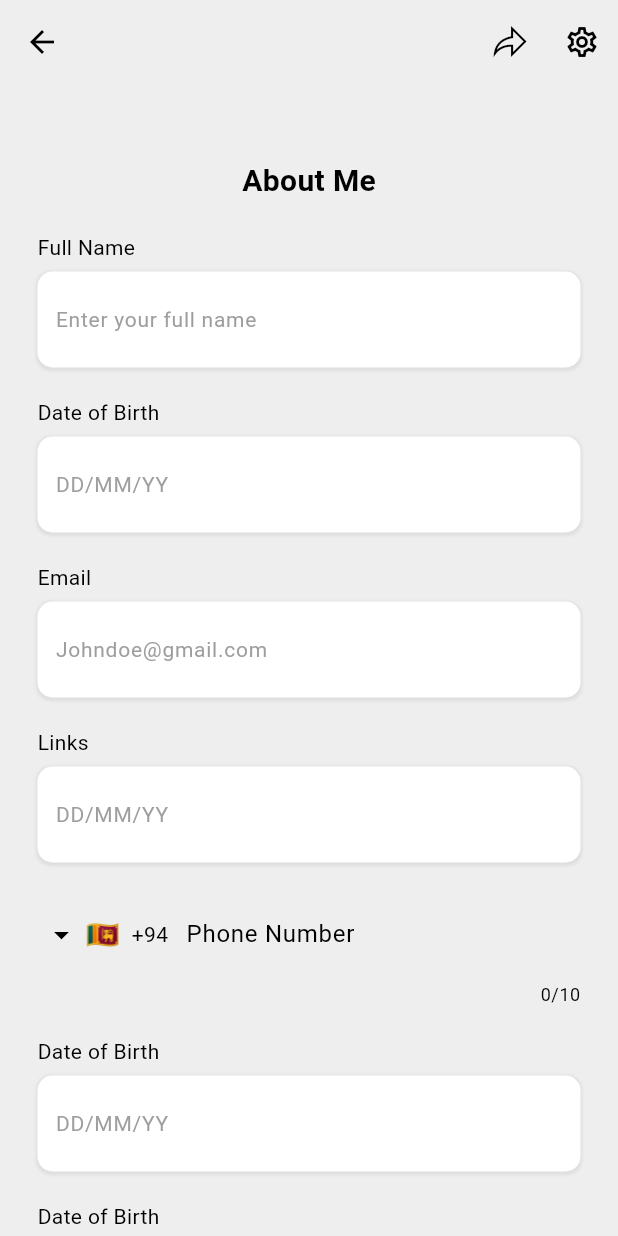
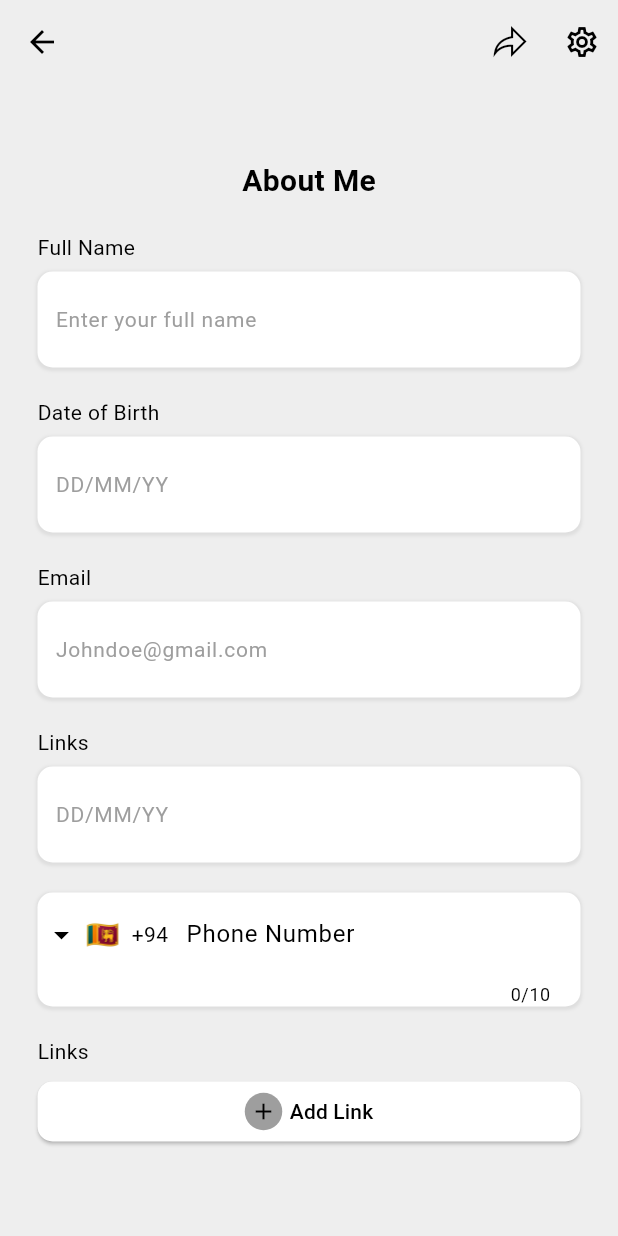
Before and after one commit to Pixel-Pilots-UCSC/talento-flutter, a Flutter app: the AboutMe screen opened directly, on a phone screen of 412 x 824 dp. Run offline on Flutter 3.47's test engine with Material 3 defaults, Android fonts, the phone set to English and light mode, and no system bars; drawn by our look-alikes of intl_phone_field; our stand-ins replace dio; network calls fail.

Commit message:
about me page completed

```diff
--- a/lib/views/aboutme.dart
+++ b/lib/views/aboutme.dart
@@ -34,41 +34,56 @@ class AboutMe extends StatelessWidget {
           )
         ],
       ),
-      body: const SingleChildScrollView(
+      body: SingleChildScrollView(
         child: Center(
           child: Column(
             children: <Widget>[
-              SizedBox(height: 50),
-              Text(
+              const SizedBox(height: 50),
+              const Text(
                 'About Me',
                 style: TextStyle(
                   fontSize: 20,
                   fontWeight: FontWeight.bold,
                 ),
               ),
-              SizedBox(height: 20),
-              custom.FormField(
+              const SizedBox(height: 20),
+              const custom.FormField(
                 title: 'Full Name',
                 hintText: 'Enter your full name',
               ),
-              SizedBox(height: 20),
-              custom.FormField(
+              const SizedBox(height: 20),
+              const custom.FormField(
                 title: 'Date of Birth',
                 hintText: 'DD/MM/YY',
               ),
-              SizedBox(height: 20),
-              custom.FormField(
+              const SizedBox(height: 20),
+              const custom.FormField(
                 title: 'Email',
                 hintText: 'Johndoe@gmail.com',
               ),
-              SizedBox(height: 20),
-              custom.FormField(
+              const SizedBox(height: 20),
+              const custom.FormField(
                 title: 'Links',
                 hintText: 'DD/MM/YY',
               ),
-              SizedBox(height: 20),
+              const SizedBox(height: 20),
               Padding(
-                padding: EdgeInsets.symmetric(horizontal: 25),
+                padding: const EdgeInsets.symmetric(horizontal: 25),
+                child: Container(
+                  decoration: BoxDecoration(
+                    borderRadius: BorderRadius.circular(10),
+                    color: Colors.white,
+                    boxShadow: [
+                      BoxShadow(
+                        color: Colors.grey.withOpacity(0.2),
+                        spreadRadius: 1,
+                        blurRadius: 1,
+                        offset: const Offset(0, 1),
+                      ),
+                    ],
+                  ),
+                  child: const Padding(
+                    padding: EdgeInsets.only(right: 20),
                     child: IntlPhoneField(
                       decoration: InputDecoration(
                         labelText: 'Phone Number',
@@ -80,20 +95,65 @@ class AboutMe extends StatelessWidget {
                       // },
                     ),
                   ),
-              SizedBox(height: 20),
-              custom.FormField(
-                title: 'Date of Birth',
-                hintText: 'DD/MM/YY',
                 ),
-              SizedBox(height: 20),
-              custom.FormField(
-                title: 'Date of Birth',
-                hintText: 'DD/MM/YY',
               ),
-              SizedBox(height: 20),
-              custom.FormField(
-                title: 'Date of Birth',
-                hintText: 'DD/MM/YY',
+              const SizedBox(height: 20),
+              Column(
+                children: [
+                  Padding(
+                    padding:
+                        const EdgeInsets.symmetric(horizontal: 25, vertical: 0),
+                    child: Container(
+                        alignment: Alignment.centerLeft,
+                        child: const Text(
+                          "Links",
+                          style: TextStyle(
+                            fontSize: 14,
+                            fontWeight: FontWeight.normal,
+                          ),
+                        )),
+                  ),
+                  const SizedBox(height: 6),
+                  Padding(
+                    padding: const EdgeInsets.symmetric(horizontal: 25),
+                    child: ElevatedButton(
+                      style: ButtonStyle(
+                        shape: MaterialStateProperty.resolveWith(
+                            (Set<MaterialState> states) {
+                          if (states.contains(MaterialState.disabled)) {
+                            return RoundedRectangleBorder(
+                              borderRadius: BorderRadius.circular(10.0),
+                            );
+                          }
+                          return RoundedRectangleBorder(
+                            borderRadius: BorderRadius.circular(10.0),
+                          );
+                        }),
+                        backgroundColor:
+                            MaterialStateProperty.all<Color>(Colors.white),
+                      ),
+                      onPressed: () {},
+                      child: Row(
+                        mainAxisAlignment: MainAxisAlignment.center,
+                        children: [
+                          Container(
+                              height: 25,
+                              width: 25,
+                              decoration: const BoxDecoration(
+                                shape: BoxShape.circle,
+                                color: Colors.grey,
+                              ),
+                              child: Icon(Icons.add, color: Colors.black)),
+                          SizedBox(width: 5),
+                          Text(
+                            'Add Link',
+                            style: TextStyle(color: Colors.black),
+                          ),
+                        ],
+                      ),
+                    ),
+                  ),
+                ],
               ),
             ],
           ),
--- a/lib/widgets/form_field.dart
+++ b/lib/widgets/form_field.dart
@@ -49,7 +49,6 @@ class FormField extends StatelessWidget {
               child: TextField(
                 decoration: InputDecoration(
                   border: InputBorder.none,
-
                   hoverColor: Colors.grey,
                   hintText: hintText,
                   hintStyle:const  TextStyle(
--- a/pubspec.yaml
+++ b/pubspec.yaml
@@ -93,7 +93,7 @@ flutter:
     - family: CustomIcons
       fonts:
         - asset: assets/fonts/CustomIcons.ttf
-        - asset: assets/fonts/MyFlutterApp.ttf
+
 
   #   - family: Trajan Pro
   #     fonts:
```
Lines whose indentation alone changed are shown as unchanged.
